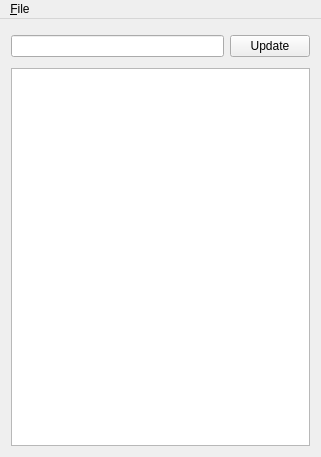
First picture: the form in mainwindow.ui, repository brik/facebrick, before the edit.
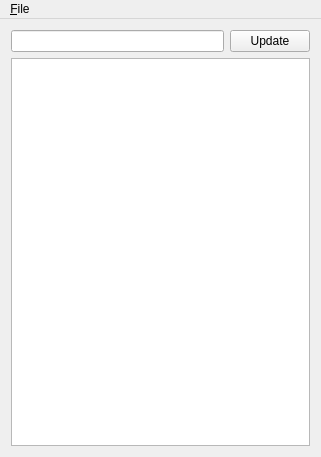
Second picture: the form after the edit.

Commit message: Remove unnecessary layout spacing

The edit to the form file:
```diff
--- a/mainwindow.ui
+++ b/mainwindow.ui
@@ -18,10 +18,10 @@
     <item>
      <layout class="QHBoxLayout" name="horizontalLayout_2">
       <property name="topMargin">
-       <number>5</number>
+       <number>0</number>
       </property>
       <property name="bottomMargin">
-       <number>5</number>
+       <number>0</number>
       </property>
       <item>
        <widget class="QLineEdit" name="statusText">
```
